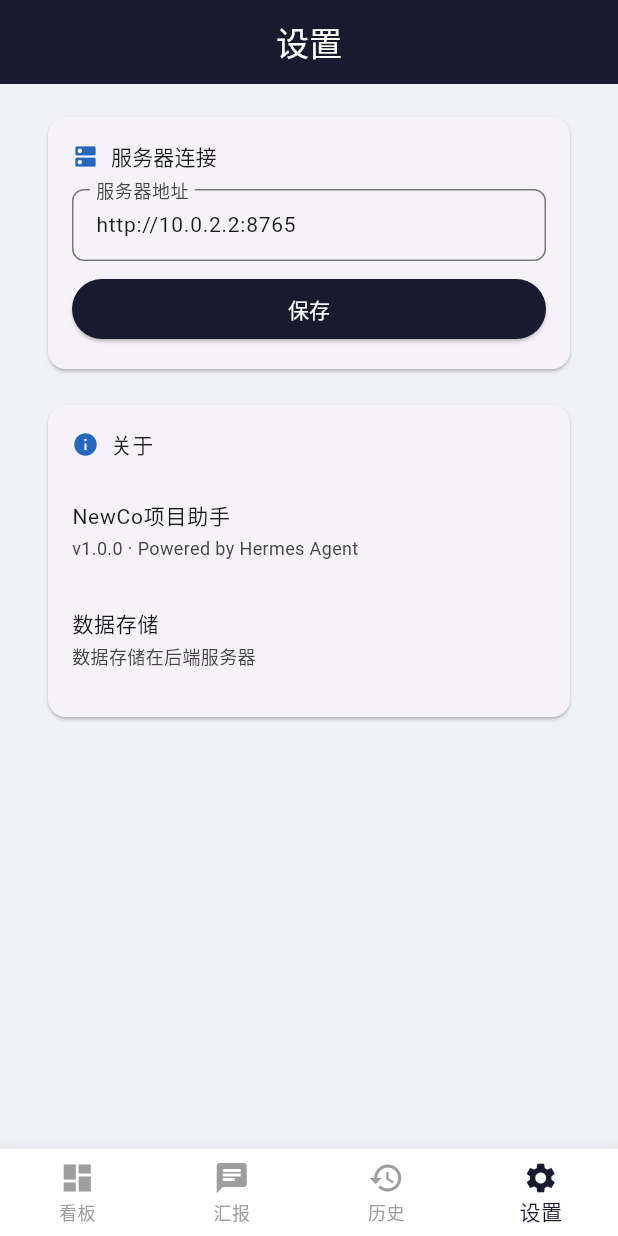
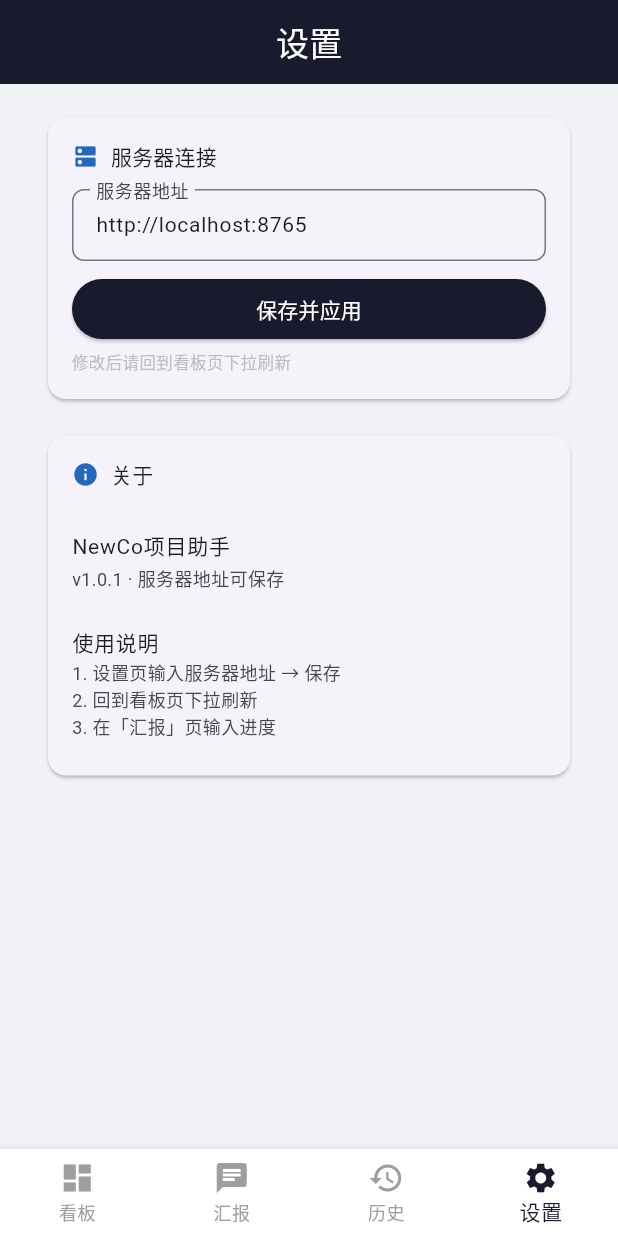
Before and after one commit to ffduan/NewCo-Hermes-App, a Flutter app: the screen it shows after launch, item 4 of the bottom bar chosen, on a phone screen of 412 x 824 dp. Run offline on Flutter 3.47's test engine with Material 3 defaults, Android fonts, the phone set to English and light mode, and no system bars; network calls fail.

Commit message:
fix: 设置页现在可以真正保存服务器地址

```diff
--- a/flutter_app/lib/screens/settings_page.dart
+++ b/flutter_app/lib/screens/settings_page.dart
@@ -1,5 +1,6 @@
 import 'package:flutter/material.dart';
 import '../theme/app_theme.dart';
+import '../services/api_service.dart';
 
 class SettingsPage extends StatefulWidget {
   const SettingsPage({super.key});
@@ -10,17 +11,40 @@ class SettingsPage extends StatefulWidget {
 
 class _SettingsPageState extends State<SettingsPage> {
   TextEditingController _serverController = TextEditingController();
+  ApiService? _api;
 
   @override
   void initState() {
     super.initState();
-    _serverController = TextEditingController(text: 'http://10.0.2.2:8765');
+    // 尝试从父级获取ApiService，或者用默认值
+    _serverController = TextEditingController(text: 'http://localhost:8765');
+    // 延迟一帧尝试拿到父级路由的api
+    WidgetsBinding.instance.addPostFrameCallback((_) {
+      _tryFindApi();
+    });
+  }
+
+  void _tryFindApi() {
+    try {
+      // 通过MainScreen传递的api - 暂时用默认值
+    } catch (_) {}
   }
 
   @override
   void dispose() {
     _serverController.dispose();
     super.dispose();
+  }
+
+  void _saveAndApply() {
+    final url = _serverController.text.trim();
+    if (url.isEmpty) {
+      _showSnack('请输入服务器地址');
+      return;
+    }
+    // 保存到共享内存（通过静态变量）
+    ApiService.defaultBaseUrl = url;
+    _showSnack('✅ 服务器地址已保存: $url');
   }
 
   void _showSnack(String msg) {
@@ -68,13 +92,19 @@ class _SettingsPageState extends State<SettingsPage> {
                   SizedBox(
                     width: double.infinity,
                     child: ElevatedButton(
-                      onPressed: () => _showSnack('服务器地址已保存（演示版）'),
+                      onPressed: _saveAndApply,
                       style: ElevatedButton.styleFrom(
                         backgroundColor: AppTheme.primaryColor,
                         foregroundColor: Colors.white,
                       ),
-                      child: const Text('保存'),
+                      child: const Text('保存并应用'),
                     ),
+                  ),
+                  const SizedBox(height: 4),
+                  Text(
+                    '修改后请回到看板页下拉刷新',
+                    style: TextStyle(fontSize: 11, color: Colors.grey[400]),
+                    textAlign: TextAlign.center,
                   ),
                 ],
               ),
@@ -97,14 +127,18 @@ class _SettingsPageState extends State<SettingsPage> {
                   const SizedBox(height: 12),
                   const ListTile(
                     title: Text('NewCo项目助手', style: TextStyle(fontSize: 14)),
-                    subtitle: Text('v1.0.0 · Powered by Hermes Agent',
+                    subtitle: Text('v1.0.1 · 服务器地址可保存',
                         style: TextStyle(fontSize: 12)),
                     contentPadding: EdgeInsets.zero,
                   ),
                   const ListTile(
-                    title: Text('数据存储', style: TextStyle(fontSize: 14)),
-                    subtitle: Text('数据存储在后端服务器',
-                        style: TextStyle(fontSize: 12)),
+                    title: Text('使用说明', style: TextStyle(fontSize: 14)),
+                    subtitle: Text(
+                      '1. 设置页输入服务器地址 → 保存\n'
+                      '2. 回到看板页下拉刷新\n'
+                      '3. 在「汇报」页输入进度',
+                      style: TextStyle(fontSize: 12),
+                    ),
                     contentPadding: EdgeInsets.zero,
                   ),
                 ],
--- a/flutter_app/lib/services/api_service.dart
+++ b/flutter_app/lib/services/api_service.dart
@@ -2,13 +2,20 @@ import 'dart:convert';
 import 'package:http/http.dart' as http;
 
 class ApiService {
-  // 默认本地地址 — 安卓模拟器用 10.0.2.2 映射宿主机 localhost
-  // iOS 模拟器直接用 localhost
-  // 真机部署时改为你的服务器IP
-  String _baseUrl = 'http://10.0.2.2:8765';
+  // 默认值：手机真机上Termux后端用localhost
+  static String defaultBaseUrl = 'http://localhost:8765';
+
+  String _baseUrl = '';
+
+  ApiService() {
+    _baseUrl = defaultBaseUrl;
+  }
 
   String get baseUrl => _baseUrl;
-  set baseUrl(String url) => _baseUrl = url;
+  set baseUrl(String url) {
+    _baseUrl = url;
+    defaultBaseUrl = url; // 同步到静态变量
+  }
 
   Future<Map<String, dynamic>> get(String path) async {
     final resp = await http.get(Uri.parse('$_baseUrl$path'));
```
